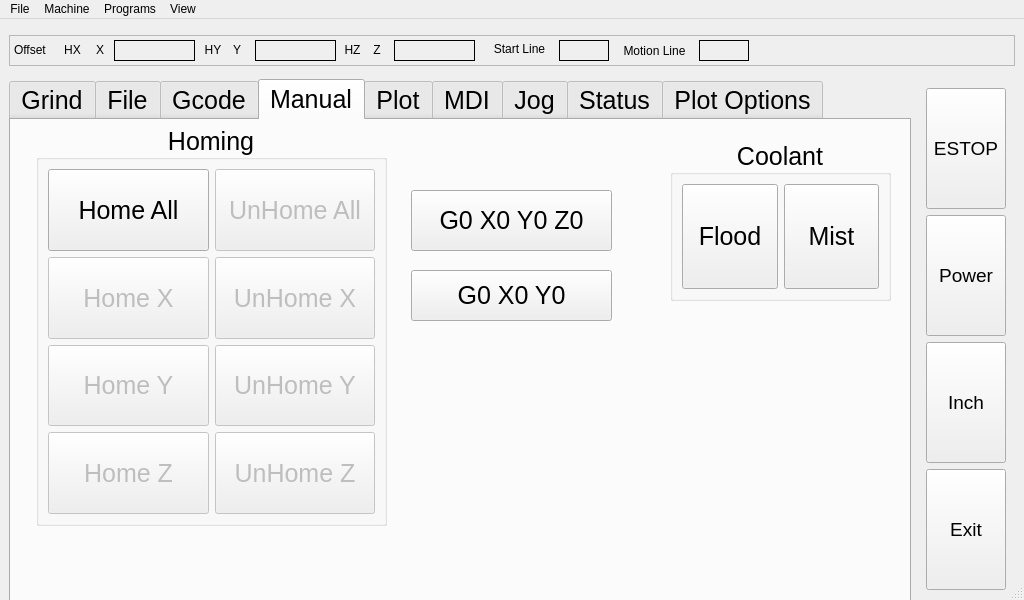
Qt form config/grinder_touch.ui (digiexchris/grinder_touch) before a commit.
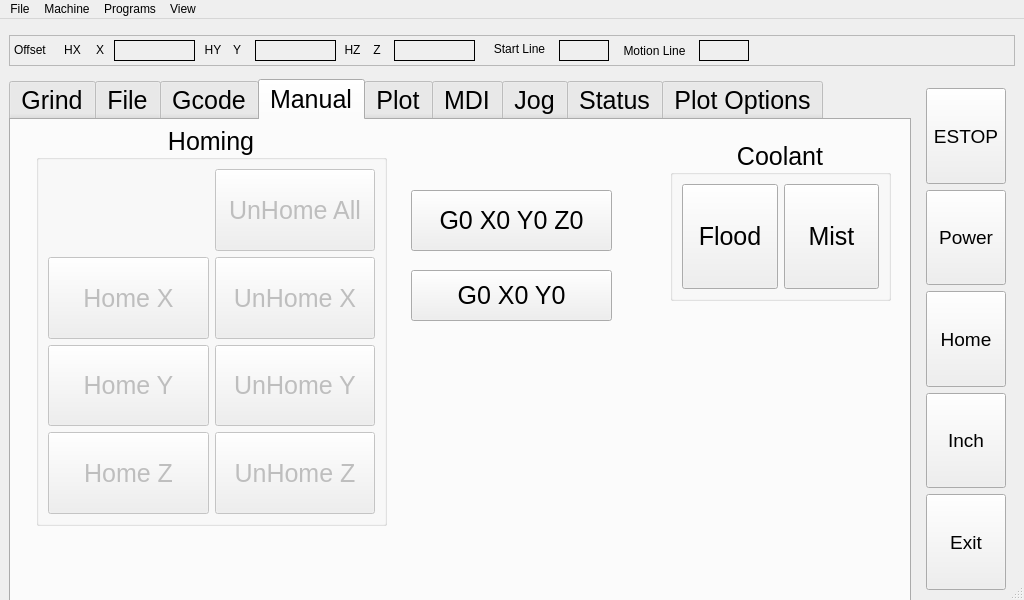
The same form after that commit. The open tabs and pages were chosen to show the change.

Commit message: Update to add home button to main toolbar, and change homing config

The edit to the form file:
```diff
--- a/config/grinder_touch.ui
+++ b/config/grinder_touch.ui
@@ -375,7 +375,7 @@
      </widget>
     </item>
     <item row="1" column="1">
-     <widget class="QFrame" name="">
+     <widget class="QFrame" name="frame">
       <property name="sizePolicy">
        <sizepolicy hsizetype="Preferred" vsizetype="Fixed">
         <horstretch>0</horstretch>
@@ -434,6 +434,24 @@
          </property>
         </widget>
        </item>
+       <item>
+        <widget class="QPushButton" name="home_all_pb">
+         <property name="sizePolicy">
+          <sizepolicy hsizetype="Minimum" vsizetype="MinimumExpanding">
+           <horstretch>0</horstretch>
+           <verstretch>0</verstretch>
+          </sizepolicy>
+         </property>
+         <property name="font">
+          <font>
+           <pointsize>14</pointsize>
+          </font>
+         </property>
+         <property name="text">
+          <string>Home</string>
+         </property>
+        </widget>
+       </item>
        <item>
         <widget class="QPushButton" name="units_pb">
          <property name="sizePolicy">
@@ -2247,19 +2265,6 @@
          <set>Qt::AlignCenter</set>
         </property>
         <layout class="QGridLayout" name="gridLayout">
-         <item row="0" column="0">
-          <widget class="QPushButton" name="home_all_pb">
-           <property name="sizePolicy">
-            <sizepolicy hsizetype="Minimum" vsizetype="MinimumExpanding">
-             <horstretch>0</horstretch>
-             <verstretch>0</verstretch>
-            </sizepolicy>
-           </property>
-           <property name="text">
-            <string>Home All</string>
-           </property>
-          </widget>
-         </item>
          <item row="0" column="1">
           <widget class="QPushButton" name="unhome_all_pb">
            <property name="enabled">
```
Left out of the diff: 2 changed lines with no effect on the pictures. The commit also changes 3 other files.
